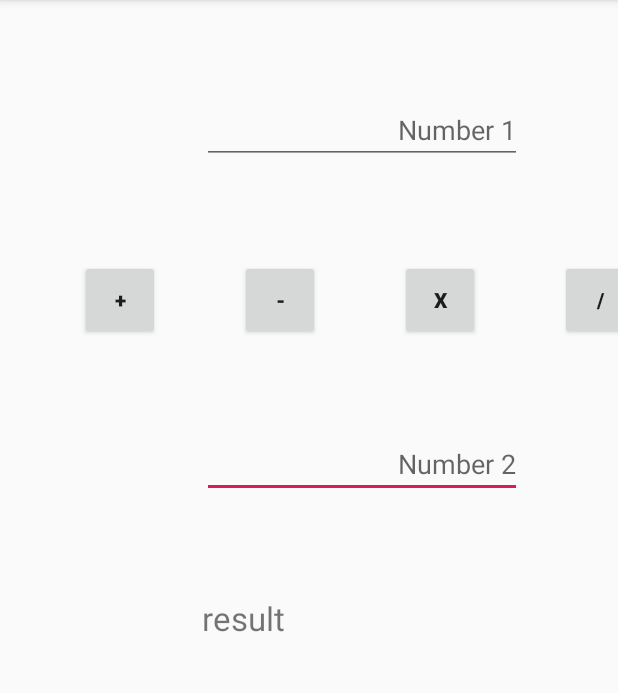
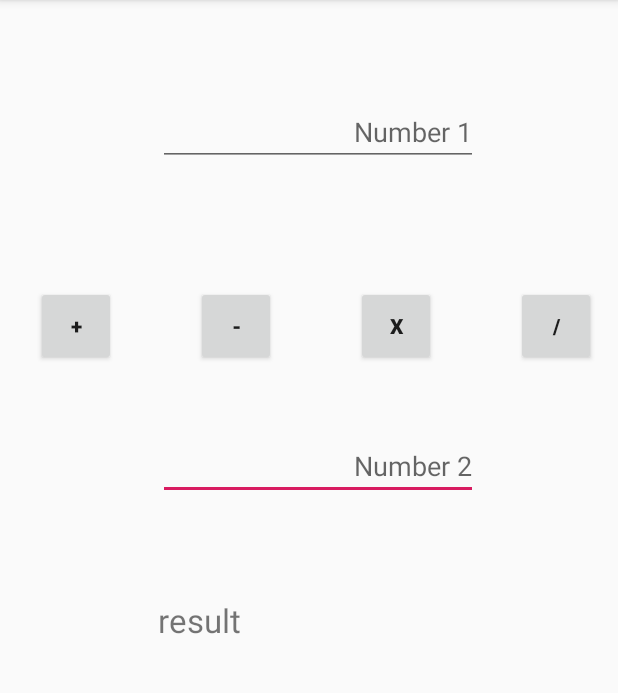
Before and after one commit to priyanshnama/KotlinSimpleCalculator, an Android app: the screen it shows after launch (MainActivity), on a phone screen of 412 x 824 dp, the part 84-777 px from its top. Run offline under Robolectric (Android 15) with nearby library versions, the phone set to English and light mode, and no system bars.

Commit message:
commited  version 1.0

```diff
--- a/app/src/main/res/layout/activity_main.xml
+++ b/app/src/main/res/layout/activity_main.xml
@@ -12,22 +12,23 @@
         android:layout_height="wrap_content"
         android:layout_marginTop="177dp"
         android:ems="10"
-        android:hint="Number 2"
+        android:hint="@string/number_2"
         android:inputType="number"
         android:textAlignment="textEnd"
         app:layout_constraintEnd_toEndOf="@+id/number1"
         app:layout_constraintHorizontal_bias="1.0"
         app:layout_constraintStart_toStartOf="@+id/number1"
-        app:layout_constraintTop_toBottomOf="@+id/number1" />
+        app:layout_constraintTop_toBottomOf="@+id/number1"
+        android:autofillHints="" />
 
     <Button
         android:id="@+id/add"
         android:layout_width="53dp"
         android:layout_height="53dp"
-        android:layout_marginStart="53dp"
-        android:layout_marginTop="64dp"
+        android:layout_marginStart="24dp"
+        android:layout_marginTop="80dp"
         android:onClick="add"
-        android:text="+"
+        android:text="@string/add"
         android:textStyle="bold"
         app:layout_constraintStart_toStartOf="parent"
         app:layout_constraintTop_toBottomOf="@+id/number1" />
@@ -38,7 +39,7 @@
         android:layout_height="53dp"
         android:layout_marginStart="53dp"
         android:onClick="subtract"
-        android:text="-"
+        android:text="@string/subtract"
         android:textStyle="bold"
         app:layout_constraintBottom_toBottomOf="@+id/add"
         app:layout_constraintStart_toEndOf="@+id/add" />
@@ -49,7 +50,7 @@
         android:layout_height="53dp"
         android:layout_marginStart="53dp"
         android:onClick="divide"
-        android:text="/"
+        android:text="@string/divide"
         android:textStyle="bold"
         app:layout_constraintBottom_toBottomOf="@+id/multiply"
         app:layout_constraintStart_toEndOf="@+id/multiply" />
@@ -59,9 +60,10 @@
         android:layout_width="wrap_content"
         android:layout_height="wrap_content"
         android:layout_marginStart="28dp"
-        android:layout_marginTop="64dp"
+        android:layout_marginTop="65dp"
+        android:autofillHints=""
         android:ems="10"
-        android:hint="Number 1"
+        android:hint="@string/number_1"
         android:inputType="number"
         android:textAlignment="textEnd"
         app:layout_constraintStart_toEndOf="@+id/add"
@@ -73,7 +75,7 @@
         android:layout_height="53dp"
         android:layout_marginStart="53dp"
         android:onClick="multiply"
-        android:text="X"
+        android:text="@string/multiply"
         android:textStyle="bold"
         app:layout_constraintStart_toEndOf="@+id/subtract"
         app:layout_constraintTop_toTopOf="@+id/subtract" />
@@ -83,7 +85,7 @@
         android:layout_width="222dp"
         android:layout_height="64dp"
         android:layout_marginTop="65dp"
-        android:text="result"
+        android:text="@string/result"
         android:textSize="22sp"
         app:layout_constraintEnd_toEndOf="@+id/number2"
         app:layout_constraintHorizontal_bias="0.0"
--- a/app/src/main/res/values/strings.xml
+++ b/app/src/main/res/values/strings.xml
@@ -1,3 +1,10 @@
 <resources>
-    <string name="app_name">KotlinSimpleCalculator</string>
+    <string name="app_name" translatable="false">KotlinSimpleCalculator</string>
+    <string name="subtract">-</string>
+    <string name="divide">/</string>
+    <string name="number_2">Number 2</string>
+    <string name="add">+</string>
+    <string name="number_1">Number 1</string>
+    <string name="result">result</string>
+    <string name="multiply">X</string>
 </resources>
```
